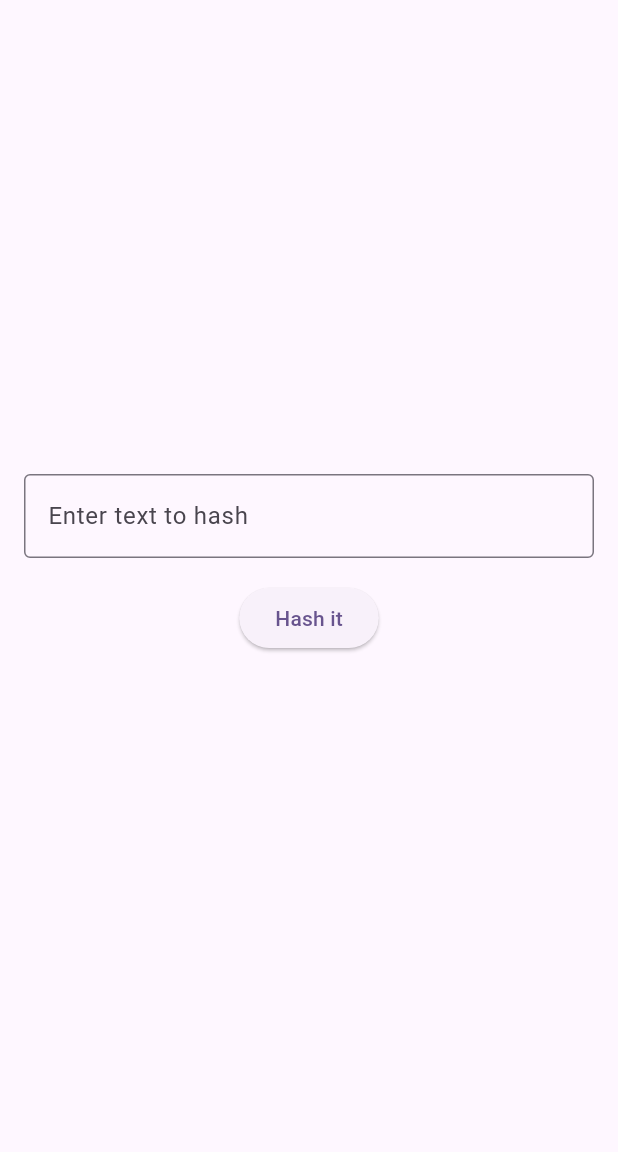
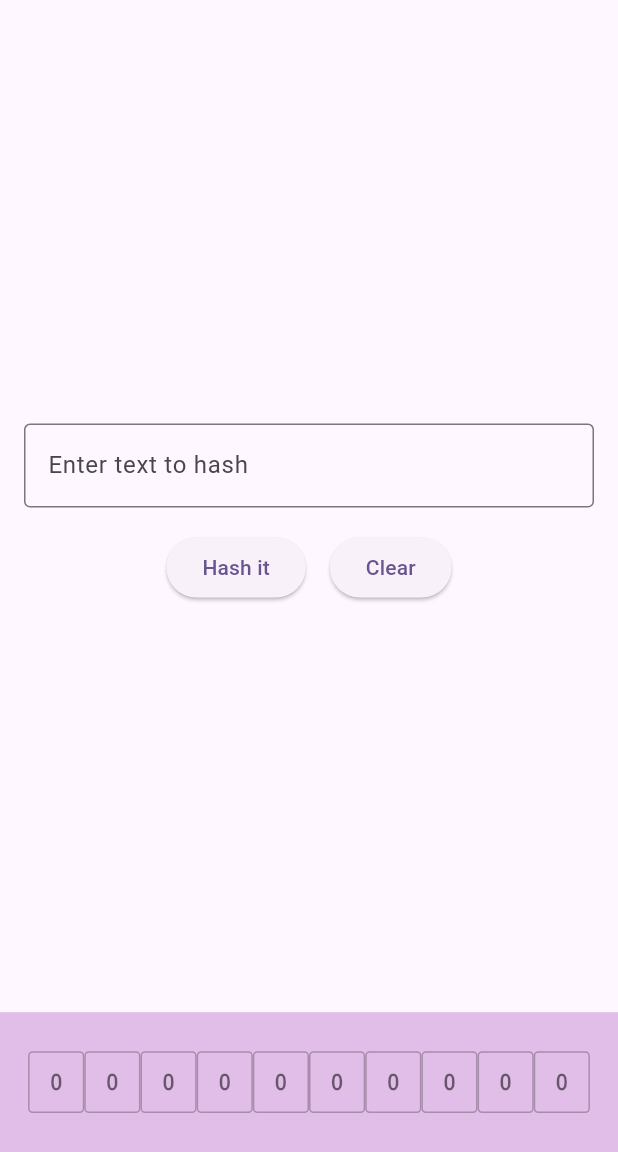
Before and after one commit to joesokhen/dsa_hash, a Flutter app: the screen it shows after launch, after a tap on "Hash it", on a phone screen of 412 x 824 dp, the part 84-1236 px from its top. Run offline on Flutter 3.47's test engine with Material 3 defaults, Android fonts, the phone set to English and light mode, and no system bars.

Commit message:
main: Update regarding UI/UX and functionality
Signed-off-by: Joe Al Sokhen <jya20008@students.aust.edu.lb>

```diff
--- a/lib/main.dart
+++ b/lib/main.dart
@@ -1,36 +1,18 @@
 import 'package:flutter/material.dart';
-import 'dart:convert';
-
-import 'package:cryptography/cryptography.dart';
 
 void main() {
   runApp(const MyApp());
 }
 
 class MyApp extends StatelessWidget {
-  const MyApp({super.key});
+  const MyApp({Key? key}) : super(key: key);
 
-  // This widget is the root of your application.
   @override
   Widget build(BuildContext context) {
     return MaterialApp(
       title: 'DSA Hashing Project',
+      debugShowCheckedModeBanner: false,
       theme: ThemeData(
-        // This is the theme of your application.
-        //
-        // TRY THIS: Try running your application with "flutter run". You'll see
-        // the application has a purple toolbar. Then, without quitting the app,
-        // try changing the seedColor in the colorScheme below to Colors.green
-        // and then invoke "hot reload" (save your changes or press the "hot
-        // reload" button in a Flutter-supported IDE, or press "r" if you used
-        // the command line to start the app).
-        //
-        // Notice that the counter didn't reset back to zero; the application
-        // state is not lost during the reload. To reset the state, use hot
-        // restart instead.
-        //
-        // This works for code too, not just values: Most code changes can be
-        // tested with just a hot reload.
         colorScheme: ColorScheme.fromSeed(seedColor: Colors.deepPurple),
         useMaterial3: true,
       ),
@@ -40,16 +22,7 @@
 }
 
 class MyHomePage extends StatefulWidget {
-  const MyHomePage({super.key, required this.title});
-
-  // This widget is the home page of your application. It is stateful, meaning
-  // that it has a State object (defined below) that contains fields that affect
-  // how it looks.
-
-  // This class is the configuration for the state. It holds the values (in this
-  // case the title) provided by the parent (in this case the App widget) and
-  // used by the build method of the State. Fields in a Widget subclass are
-  // always marked "final".
+  const MyHomePage({Key? key, required this.title}) : super(key: key);
 
   final String title;
 
@@ -59,53 +32,128 @@
 
 class _MyHomePageState extends State<MyHomePage> {
   final TextEditingController _inputController = TextEditingController();
-  String? outputHashedValue;
+  List<int> hashArray = List.filled(10, 0);
+  bool isHashButtonEnabled = true;
+  String hashingProcess = '';
+
+  final ScrollController scrollController = ScrollController();
 
   void _calculateHash() {
     final input = _inputController.text.trim();
     if (input.isNotEmpty) {
-      int getHash = _calculateASCIIHash(input);
+      int hash = _calculateASCIIHash(input);
+      int index = hash % 10; // Determine the index using modulo
+      int newIndex = _findEmptySlot(index); // Find the nearest empty slot
       setState(() {
-        outputHashedValue = getHash.toString();
-      });
-    } else {
-      setState(() {
-        outputHashedValue = null;
+        hashArray[newIndex] = hash; // Store the hash value at the determined index
+        if (hashArray.every((element) => element != 0)) {
+          isHashButtonEnabled = false; // Disable hash button if array is full
+          _showArrayFullMessage();
+        }
       });
     }
   }
 
   int _calculateASCIIHash(String input) {
     int hashedValue = 0;
+    String process = '';
     for (int i = 0; i < input.length; i++) {
-      // input[i] to ascii conversion.
       int asciiValue = input.codeUnitAt(i);
+      process += '${input[i]}: $asciiValue\n';
+      hashedValue += (3 * asciiValue) + 16;
+      process += 'Hashing Step: (3 * $asciiValue) + 16 = ${(3 * asciiValue) + 16}\n\n';
+    }
+    process += 'Total Hash Value: $hashedValue';
+    setState(() {
+      hashingProcess = process;
+    });
+    return hashedValue;
+  }
 
-      // Hashing Function = 3k + 16, where k = asciiValue.
-      hashedValue += (3 * asciiValue) + 16;
+  int _findEmptySlot(int startIndex) {
+    int index = startIndex;
+    while (hashArray[index] != 0) {
+      index = (index + 1) % 10; // Move to the next index
     }
-    return hashedValue;
+    return index;
+  }
+
+  void _clearInput() {
+    _inputController.clear();
+    setState(() {
+      hashArray = List.filled(10, 0); // Reset the hash array
+      isHashButtonEnabled = true; // Enable hash button
+      hashingProcess = ''; // Clear the hashing process
+    });
+  }
+
+  void _showArrayFullMessage() {
+    ScaffoldMessenger.of(context).showSnackBar(
+      const SnackBar(
+        content: Text('Array is full'),
+      ),
+    );
   }
 
   @override
   Widget build(BuildContext context) {
+    double boxWidth = MediaQuery.of(context).size.width / 11;
+
     return Scaffold(
       appBar: AppBar(
-        // TRY THIS: Try changing the color here to a specific color (to
-        // Colors.amber, perhaps?) and trigger a hot reload to see the AppBar
-        // change color while the other colors stay the same.
         backgroundColor: Theme.of(context).colorScheme.inversePrimary,
-        // Here we take the value from the MyHomePage object that was created by
-        // the App.build method, and use it to set our appbar title.
-        title: Text(widget.title, style: const TextStyle(fontWeight: FontWeight.w700)),
+        title: Text(widget.title,
+            style: const TextStyle(fontWeight: FontWeight.w700)),
       ),
-      body: Padding(
+      body: LayoutBuilder(
+        builder: (context, constraints) {
+          // Calculate remaining height for the hashing process container
+          double inputHeight = 60; // Approximate height of input field
+          double buttonHeight = 50; // Approximate height of buttons
+          double paddingHeight = 16 + 16 + 20; // Total padding and margins
+          double availableHeight = constraints.maxHeight -
+              inputHeight -
+              buttonHeight -
+              paddingHeight;
+
+          return Padding(
             padding: const EdgeInsets.all(16.0),
             child: Column(
               crossAxisAlignment: CrossAxisAlignment.center,
               mainAxisAlignment: MainAxisAlignment.center,
-          children: <Widget>[
+              children: [
+                if (hashingProcess.isNotEmpty)
                   SizedBox(
+                    height: availableHeight,
+                    width: double.infinity,
+                    child: Container(
+                      padding: const EdgeInsets.all(10),
+                      decoration: BoxDecoration(
+                        color: Colors.purple[50],
+                        borderRadius: BorderRadius.circular(8),
+                      ),
+                      child: Scrollbar(
+                        thumbVisibility: true,
+                        controller: scrollController,
+                        child: SingleChildScrollView(
+                          scrollDirection: Axis.vertical,
+                          controller: scrollController,
+                          child: Text(
+                            hashingProcess,
+                            style: const TextStyle(
+                              fontFamily: 'Courier',
+                              fontSize: 14,
+                              fontWeight: FontWeight.bold,
+                              color: Colors.black54,
+                            ),
+                          ),
+                        ),
+                      ),
+                    ),
+                  ),
+                const SizedBox(height: 10),
+                Center(
+                  child: SizedBox(
                     width: 400,
                     child: TextField(
                       controller: _inputController,
@@ -115,52 +163,57 @@
                       ),
                     ),
                   ),
-            const SizedBox(height: 16),
-            ElevatedButton(
-              onPressed: _calculateHash,
-              child: const Text('Hash it'),
                 ),
                 const SizedBox(height: 16),
                 Row(
-              mainAxisAlignment: MainAxisAlignment.spaceAround,
+                  mainAxisAlignment: MainAxisAlignment.center,
                   children: [
-                Column(
-                  // mainAxisAlignment: MainAxisAlignment.center,
-                  children: <Widget>[
-                    if (outputHashedValue != null)
-                      const Text(
-                        'Hashed value:',
-                        style: TextStyle(fontSize: 18),
+                    ElevatedButton(
+                      onPressed: isHashButtonEnabled
+                          ? _calculateHash
+                          : null, // Disable hash button if array is full
+                      child: const Text('Hash it'),
                     ),
-                    if (outputHashedValue != null)
-                      const SizedBox(height: 8),
-                    if (outputHashedValue != null)
-                      SizedBox(
-                        width: 200,
-                        child: Container(
-                          padding: const EdgeInsets.all(8),
+                    const SizedBox(width: 16),
+                    ElevatedButton(
+                      onPressed: _clearInput,
+                      child: const Text('Clear'),
+                    ),
+                  ],
+                ),
+              ],
+            ),
+          );
+        },
+      ),
+      bottomNavigationBar: Container(
+        color: Colors.purple[100],
+        padding: const EdgeInsets.symmetric(vertical: 26, horizontal: 16),
+        child: Row(
+          mainAxisAlignment: MainAxisAlignment.center,
+          children: List.generate(
+            10,
+            (index) => Container(
+              width: boxWidth,
+              height: boxWidth * 1.1,
               decoration: BoxDecoration(
                 color: Colors.purple[100],
-                            borderRadius: BorderRadius.circular(8),
+                border: Border.all(color: Colors.black26),
+                borderRadius: BorderRadius.circular(3),
               ),
               child: Center(
                 child: Text(
-                              outputHashedValue!,
+                  '${hashArray[index]}',
                   style: const TextStyle(
                     fontFamily: 'Courier',
                     fontSize: 14,
                     fontWeight: FontWeight.bold,
-                                color: Colors.black54
+                    color: Colors.black54,
                   ),
                 ),
               ),
             ),
           ),
-                  ],
-                ),
-              ],
-            ),
-            ],
         ),
       ),
     );
```
Lines whose indentation alone changed are shown as unchanged.
